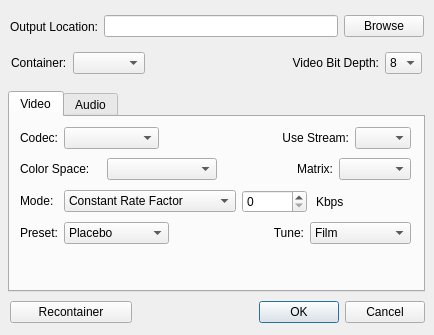
l33tmeatwad/AMVtool, file Source/configure.ui: the form before one commit.
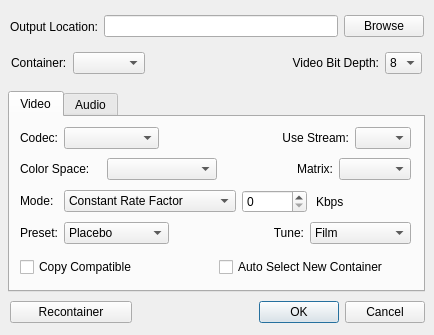
The form after the commit.

The edit to the form file:
```diff
--- a/Source/configure.ui
+++ b/Source/configure.ui
@@ -491,6 +491,35 @@
       </item>
      </layout>
     </widget>
+    <widget class="QWidget" name="">
+     <property name="geometry">
+      <rect>
+       <x>10</x>
+       <y>140</y>
+       <width>391</width>
+       <height>20</height>
+      </rect>
+     </property>
+     <layout class="QGridLayout" name="gridLayout_2">
+      <item row="0" column="0">
+       <widget class="QCheckBox" name="copyVideo">
+        <property name="text">
+         <string>Copy Compatible</string>
+        </property>
+       </widget>
+      </item>
+      <item row="0" column="1">
+       <widget class="QCheckBox" name="autoContainer">
+        <property name="text">
+         <string>Auto Select New Container</string>
+        </property>
+        <property name="checked">
+         <bool>false</bool>
+        </property>
+       </widget>
+      </item>
+     </layout>
+    </widget>
    </widget>
    <widget class="QWidget" name="AudioSettings">
     <attribute name="title">
@@ -870,7 +899,7 @@
     </item>
    </layout>
   </widget>
-  <widget class="QWidget" name="">
+  <widget class="QWidget" name="layoutWidget">
    <property name="geometry">
     <rect>
      <x>11</x>
```
